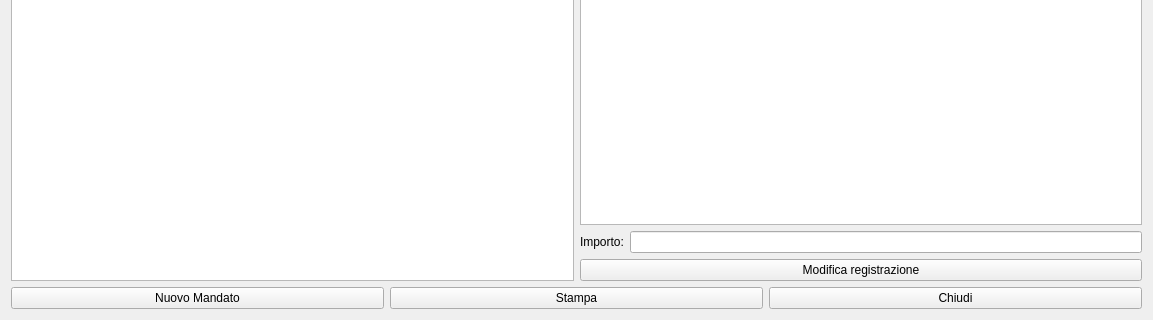
First picture: the form in cmandati.ui, repository fblabs/cimiapp2, before the edit; both pictures show x 0 to 1153 and y 302 to 622 of the 1153 by 622 pixel window.
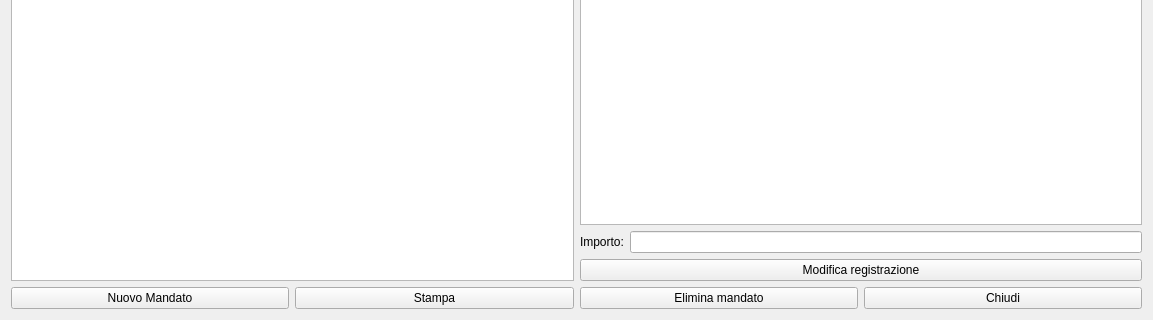
Second picture: the form after the edit. Icons and pictures are not drawn.

```diff
--- a/cmandati.ui
+++ b/cmandati.ui
@@ -186,6 +186,23 @@
        </property>
       </widget>
      </item>
+     <item>
+      <widget class="QPushButton" name="pbDelete">
+       <property name="text">
+        <string>Elimina mandato</string>
+       </property>
+       <property name="icon">
+        <iconset resource="graphics.qrc">
+         <normaloff>:/Resources/Banned-Sign.PNG</normaloff>:/Resources/Banned-Sign.PNG</iconset>
+       </property>
+       <property name="iconSize">
+        <size>
+         <width>32</width>
+         <height>32</height>
+        </size>
+       </property>
+      </widget>
+     </item>
      <item>
       <widget class="QPushButton" name="pushButton_2">
        <property name="text">
```
